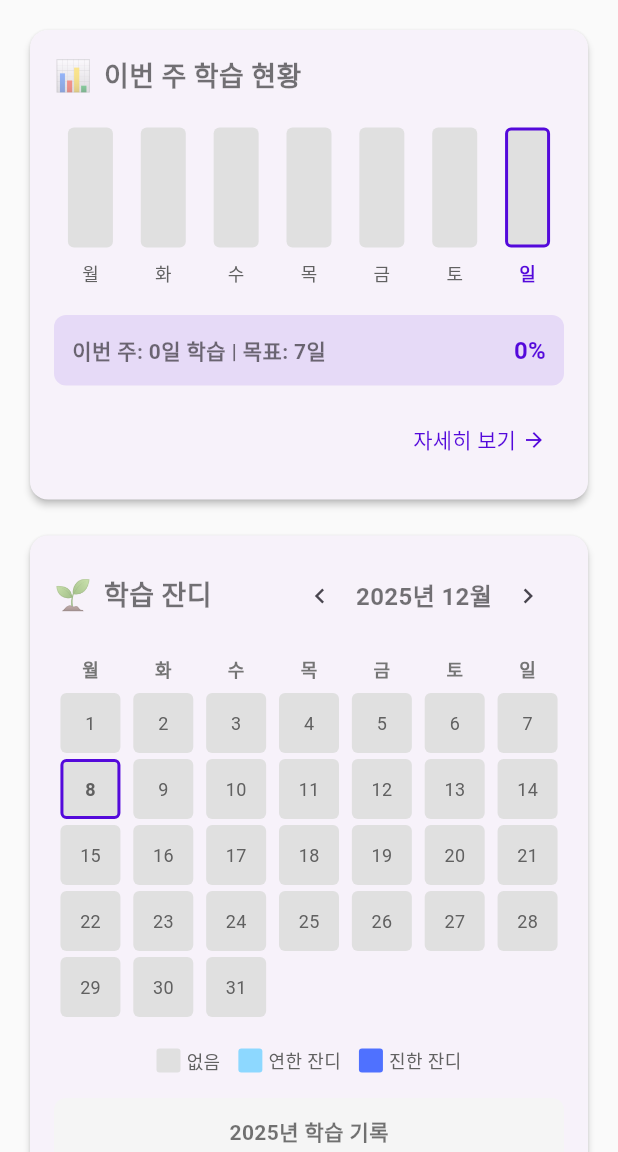
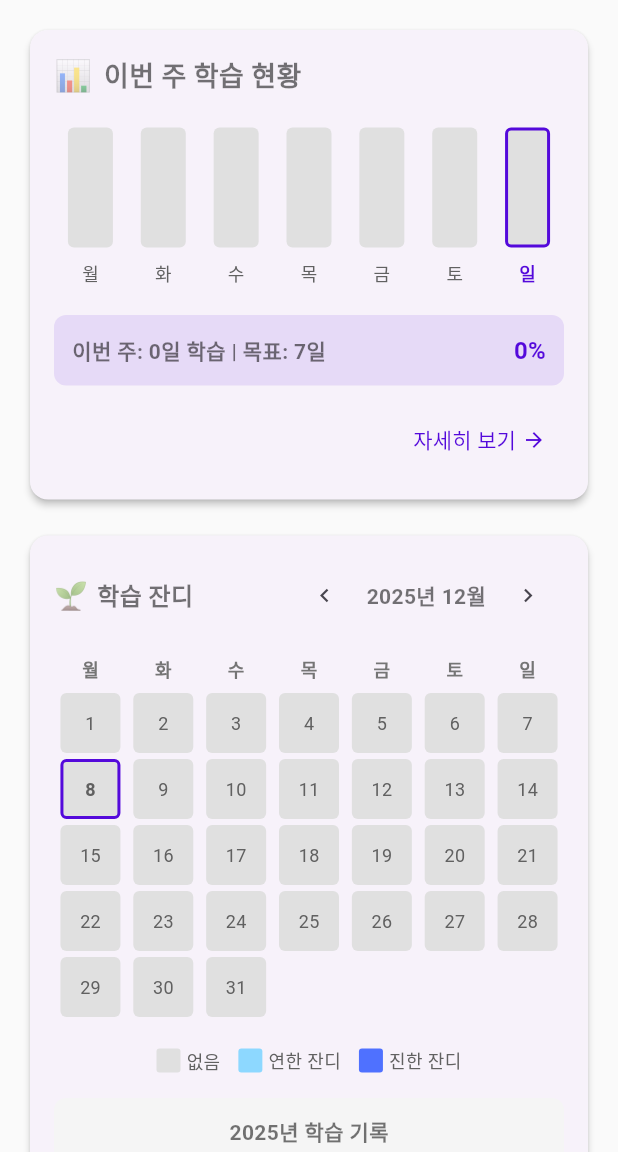
Before and after one commit to dohun08/NewFin, a Flutter app: the MyPageScreen screen opened by its route, after a tap on "학습 현황", on a phone screen of 412 x 824 dp, the part 84-1236 px from its top. Run offline on Flutter 3.47's test engine with Material 3 defaults, Android fonts, the phone set to English and light mode, and no system bars; our stand-ins replace dio, flutter_dotenv, flutter_riverpod, freezed_annotation, go_router, google_generative_ai and 2 more; accounts and stored records are empty; network calls fail.

Commit message:
version 1.2

```diff
--- a/lib/core/constants/api_constants.dart
+++ b/lib/core/constants/api_constants.dart
@@ -3,7 +3,7 @@ import 'package:flutter_dotenv/flutter_dotenv.dart';
 class ApiConstants {
   // Marketaux API
   static const String marketauxApiUrl = 'https://api.marketaux.com/v1';
-  static const String marketauxApiKey = 'IucDmnOm7gm2y6WljPy3N9e5RrLTo13uecrZsH6H';
+  static const String marketauxApiKey = 'Z4tBMTk8RbFB4WuY7YVWfY4ejxbwDGHEhdmbBEHL';
 
   // Load API keys from .env file
   static String get geminiApiKey => dotenv.env['GEMINI_API_KEY'] ?? '';
--- a/lib/presentation/widgets/badge_section.dart
+++ b/lib/presentation/widgets/badge_section.dart
@@ -202,23 +202,25 @@ class BadgeSection extends StatelessWidget {
       padding: const EdgeInsets.all(12),
       child: Column(
         mainAxisAlignment: MainAxisAlignment.center,
+        mainAxisSize: MainAxisSize.min,
         children: [
           // 이모지 (잠금 해제 시 컬러, 잠금 시 흑백)
           Text(
             badge.emoji,
             style: TextStyle(
-              fontSize: 36,
+              fontSize: 32,
               color: isUnlocked ? null : Colors.grey,
             ),
           ),
 
-          const SizedBox(height: 8),
+          const SizedBox(height: 6),
 
           // 제목
-          Text(
+          Flexible(
+            child: Text(
               badge.title,
               style: TextStyle(
-              fontSize: 12,
+                fontSize: 11,
                 fontWeight: FontWeight.bold,
                 color: isUnlocked ? Colors.black87 : Colors.grey[600],
               ),
@@ -226,28 +228,31 @@ class BadgeSection extends StatelessWidget {
               maxLines: 2,
               overflow: TextOverflow.ellipsis,
             ),
+          ),
 
-          const SizedBox(height: 4),
+          const SizedBox(height: 2),
 
           // 설명
-          Text(
+          Flexible(
+            child: Text(
               badge.description,
               style: TextStyle(
-              fontSize: 10,
+                fontSize: 9,
                 color: isUnlocked ? Colors.grey[700] : Colors.grey[500],
               ),
               textAlign: TextAlign.center,
               maxLines: 2,
               overflow: TextOverflow.ellipsis,
             ),
+          ),
 
           // 잠금 아이콘
           if (!isUnlocked)
             const Padding(
-              padding: EdgeInsets.only(top: 4),
+              padding: EdgeInsets.only(top: 2),
               child: Icon(
                 Icons.lock,
-                size: 16,
+                size: 14,
                 color: Colors.grey,
               ),
             ),
--- a/lib/presentation/widgets/monthly_grass_calendar.dart
+++ b/lib/presentation/widgets/monthly_grass_calendar.dart
@@ -49,40 +49,50 @@ class _MonthlyGrassCalendarState extends ConsumerState<MonthlyGrassCalendar> {
             Row(
               mainAxisAlignment: MainAxisAlignment.spaceBetween,
               children: [
-                const Row(
+                const Flexible(
+                  child: Row(
+                    mainAxisSize: MainAxisSize.min,
                     children: [
                       Text(
                         '🌱',
-                      style: TextStyle(fontSize: 20),
+                        style: TextStyle(fontSize: 18),
                       ),
-                    SizedBox(width: 8),
+                      SizedBox(width: 6),
                       Text(
                         '학습 잔디',
                         style: TextStyle(
-                        fontSize: 18,
+                          fontSize: 16,
                           fontWeight: FontWeight.bold,
                         ),
                       ),
                     ],
                   ),
+                ),
                 Row(
+                  mainAxisSize: MainAxisSize.min,
                   children: [
                     IconButton(
                       icon: const Icon(Icons.chevron_left),
                       onPressed: _previousMonth,
-                      iconSize: 20,
+                      iconSize: 18,
+                      padding: EdgeInsets.zero,
+                      constraints: const BoxConstraints(),
                     ),
+                    const SizedBox(width: 4),
                     Text(
                       '${_selectedMonth.year}년 ${_selectedMonth.month}월',
                       style: const TextStyle(
-                        fontSize: 16,
+                        fontSize: 14,
                         fontWeight: FontWeight.w600,
                       ),
                     ),
+                    const SizedBox(width: 4),
                     IconButton(
                       icon: const Icon(Icons.chevron_right),
                       onPressed: _nextMonth,
-                      iconSize: 20,
+                      iconSize: 18,
+                      padding: EdgeInsets.zero,
+                      constraints: const BoxConstraints(),
                     ),
                   ],
                 ),
--- a/lib/presentation/widgets/profile_card.dart
+++ b/lib/presentation/widgets/profile_card.dart
@@ -93,11 +93,11 @@ class ProfileCard extends StatelessWidget {
 
             // 주요 통계 3개
             Row(
-              mainAxisAlignment: MainAxisAlignment.spaceAround,
+              mainAxisAlignment: MainAxisAlignment.spaceEvenly,
               children: [
                 _buildStatItem('🔥', streak.toString(), '연속 학습'),
                 _buildDivider(),
-                _buildStatItem('📚', learnedWords.toString(), '학습한 단어'),
+                _buildStatItem('📚', learnedWords.toString(), '학습 단어'),
                 _buildDivider(),
                 _buildStatItem('📰', readNews.toString(), '읽은 뉴스'),
               ],
@@ -129,25 +129,40 @@ class ProfileCard extends StatelessWidget {
   Widget _buildStatItem(String emoji, String value, String label) {
     return Expanded(
       child: Column(
+        mainAxisSize: MainAxisSize.min,
         children: [
-          Text(emoji, style: const TextStyle(fontSize: 28)),
-          const SizedBox(height: 8),
           Text(
+            emoji,
+            style: const TextStyle(
+              fontSize: 24,
+              fontFamily: 'NotoColorEmoji',
+            ),
+          ),
+          const SizedBox(height: 6),
+          FittedBox(
+            fit: BoxFit.scaleDown,
+            child: Text(
               value,
               style: const TextStyle(
-              fontSize: 20,
+                fontSize: 18,
                 fontWeight: FontWeight.bold,
                 color: AppTheme.primaryColor,
               ),
             ),
+          ),
           const SizedBox(height: 4),
-          Text(
+          FittedBox(
+            fit: BoxFit.scaleDown,
+            child: Text(
               label,
               style: TextStyle(
-              fontSize: 12,
+                fontSize: 11,
                 color: Colors.grey[600],
               ),
               textAlign: TextAlign.center,
+              maxLines: 1,
+              overflow: TextOverflow.ellipsis,
+            ),
           ),
         ],
       ),
--- a/lib/presentation/widgets/quick_menu_grid.dart
+++ b/lib/presentation/widgets/quick_menu_grid.dart
@@ -118,11 +118,14 @@ class QuickMenuGrid extends StatelessWidget {
               mainAxisAlignment: MainAxisAlignment.spaceBetween,
               children: [
                 Text(icon, style: const TextStyle(fontSize: 18)),
-                const Icon(Icons.arrow_forward, color: Colors.white, size: 14),
+                const Icon(Icons.arrow_forward, color: Colors.white, size: 12),
               ],
             ),
             const SizedBox(height: 6),
-            Text(
+            FittedBox(
+              fit: BoxFit.scaleDown,
+              alignment: Alignment.centerLeft,
+              child: Text(
                 title,
                 style: const TextStyle(
                   fontSize: 11,
@@ -132,16 +135,19 @@ class QuickMenuGrid extends StatelessWidget {
                 maxLines: 1,
                 overflow: TextOverflow.ellipsis,
               ),
+            ),
             const SizedBox(height: 2),
-            Text(
+            FittedBox(
+              fit: BoxFit.scaleDown,
+              alignment: Alignment.centerLeft,
+              child: Text(
                 count,
                 style: const TextStyle(
                   fontSize: 13,
                   fontWeight: FontWeight.bold,
                   color: Colors.white,
                 ),
-              maxLines: 1,
-              overflow: TextOverflow.ellipsis,
+              ),
             ),
           ],
         ),
```
Also changed, not shown: lib/presentation/screens/news_detail_screen.dart (+64 -48 lines). Lines whose indentation alone changed are shown as unchanged.
